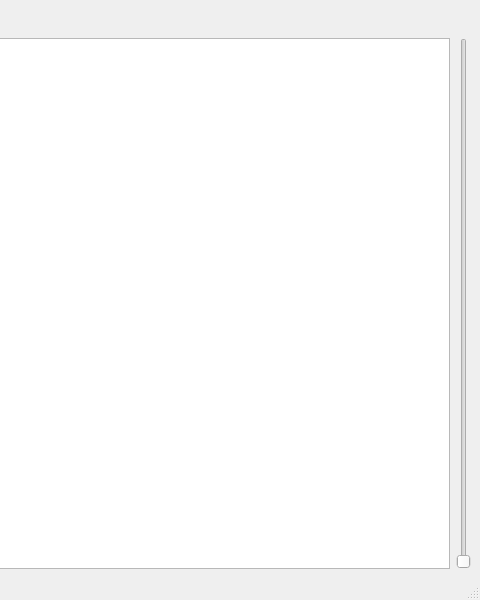
First picture: the form in mainwindow.ui, repository JakubSekula/ICP-projekt, before the edit; both pictures show x 320 to 800 and y 0 to 600 of the 800 by 600 pixel window.
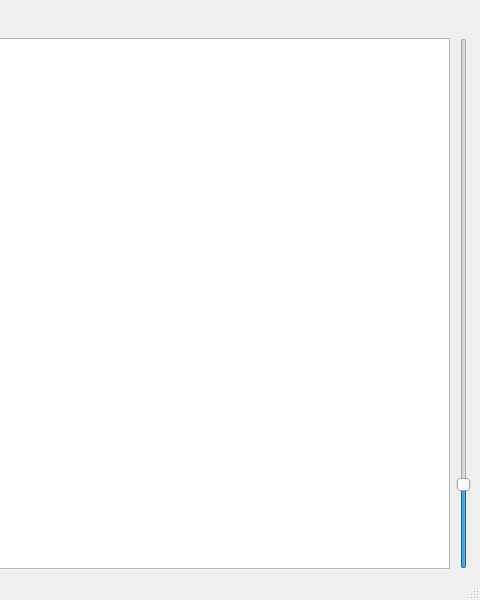
Second picture: the form after the edit.

```diff
--- a/mainwindow.ui
+++ b/mainwindow.ui
@@ -51,6 +51,12 @@
     </item>
     <item row="2" column="1">
      <widget class="QSlider" name="verticalSlider">
+      <property name="maximum">
+       <number>100</number>
+      </property>
+      <property name="value">
+       <number>15</number>
+      </property>
       <property name="orientation">
        <enum>Qt::Vertical</enum>
       </property>
```
Left out of the diff: 6 changed lines with no effect on the pictures.
